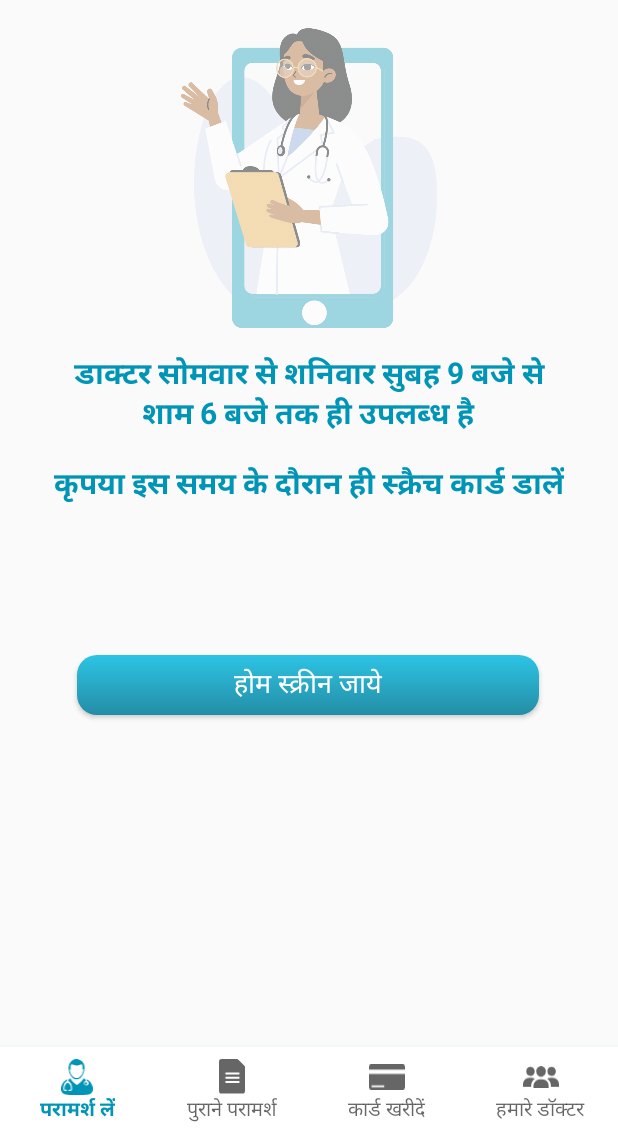
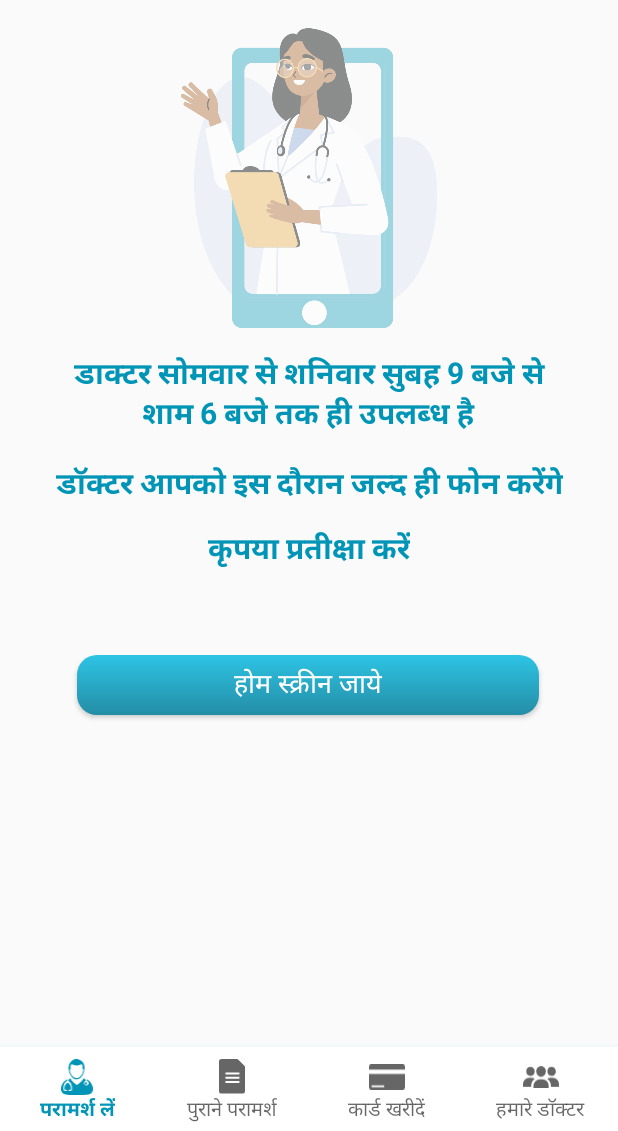
Before and after one commit to SHIVAM3025/TeleSevak, an Android app: the DoctorNotAvailable screen opened directly, with no data from a screen before it, on a phone screen of 412 x 824 dp, the part 105-1236 px from its top. Run offline under Robolectric (Android 15) with nearby library versions, the light colour scheme and no system bars; Roboto replaces fonts that are not available here.

Commit message:
doctorNotAvailable check after filling form

```diff
--- a/app/src/main/java/app/sagar/telesevek/ScratchCardNew.java
+++ b/app/src/main/java/app/sagar/telesevek/ScratchCardNew.java
@@ -205,7 +205,7 @@ public class ScratchCardNew extends AppCompatActivity{
                                 /*Intent sendStuff = new Intent(ScratchCardNew.this, AddPatiant.class);
                                 sendStuff.putExtra("cardpass", cardnumber);
                                 startActivity(sendStuff);*/
-                                Calendar calendar = Calendar.getInstance(TimeZone.getTimeZone("GMT+5:30"));
+                                /*Calendar calendar = Calendar.getInstance(TimeZone.getTimeZone("GMT+5:30"));
                                 Date date = calendar.getTime();
 
                                 int hr=calendar.get(Calendar.HOUR_OF_DAY);
@@ -225,10 +225,10 @@ public class ScratchCardNew extends AppCompatActivity{
 
                                         startActivity(new Intent(getApplicationContext(),DoctorNotAvailable.class));
                                     }
-                                }
+                                }*/
 
 
-                                //status();
+                                status();
                             }
                             else if("expired".equals(oldcard)){
                                 Toast.makeText(ScratchCardNew.this, "your ScratchCard is expired", Toast.LENGTH_SHORT).show();
--- a/app/src/main/res/layout/activity_doctor_not_available.xml
+++ b/app/src/main/res/layout/activity_doctor_not_available.xml
@@ -73,9 +73,10 @@
         app:layout_constraintVertical_bias="0.0" />
 
     <TextView
+        android:id="@+id/textView19"
         android:layout_width="wrap_content"
         android:layout_height="wrap_content"
-        android:text="कृपया इस समय के दौरान ही स्क्रैच कार्ड डालें"
+        android:text="डॉक्टर आपको इस दौरान जल्द ही फोन करेंगे"
         android:textAlignment="center"
         android:textColor="@color/colorPrimary"
         android:textSize="20sp"
@@ -85,6 +86,20 @@
         app:layout_constraintStart_toStartOf="parent"
         app:layout_constraintTop_toBottomOf="@+id/textView8"
         app:layout_constraintVertical_bias="0.0" />
+
+    <TextView
+        android:layout_width="wrap_content"
+        android:layout_height="wrap_content"
+        android:text="कृपया प्रतीक्षा करें"
+        android:textAlignment="center"
+        android:textColor="@color/colorPrimary"
+        android:textSize="20sp"
+        android:textStyle="bold"
+        app:layout_constraintBottom_toTopOf="@+id/btnHome"
+        app:layout_constraintEnd_toEndOf="parent"
+        app:layout_constraintStart_toStartOf="parent"
+        app:layout_constraintTop_toBottomOf="@+id/textView19"
+        app:layout_constraintVertical_bias="0.195" />
 
     <Button
         android:id="@+id/btnHome"
```
Also changed, not shown: app/src/main/java/app/sagar/telesevek/AddPatiant.java (+28 -2 lines), 1 other file.
